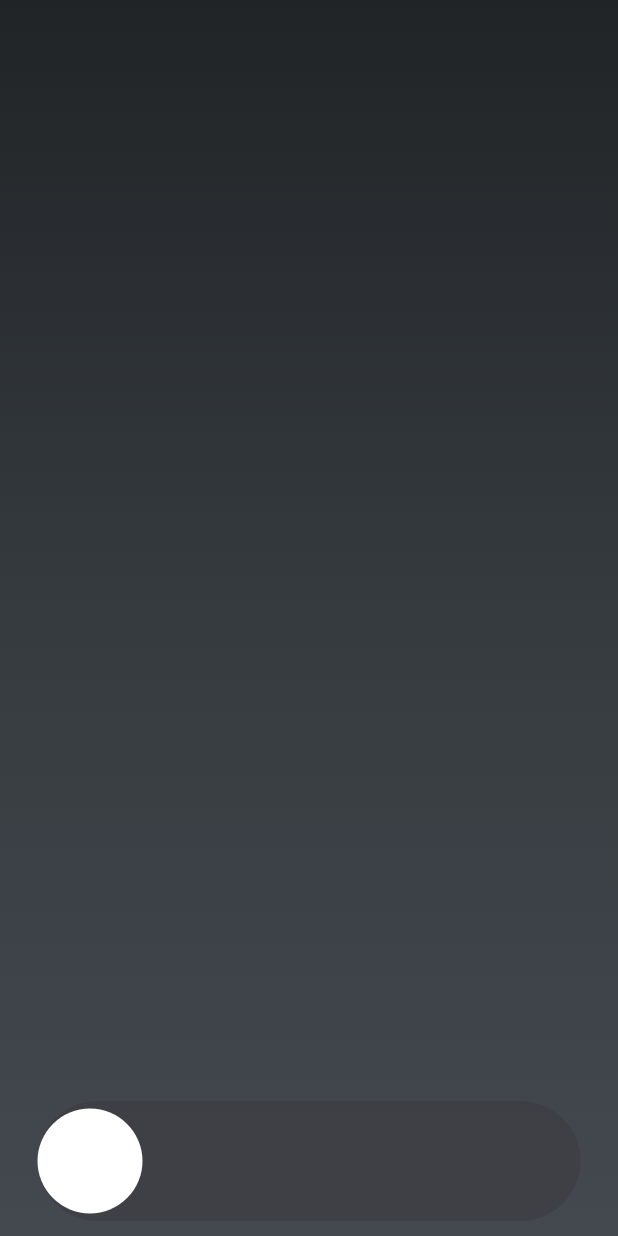
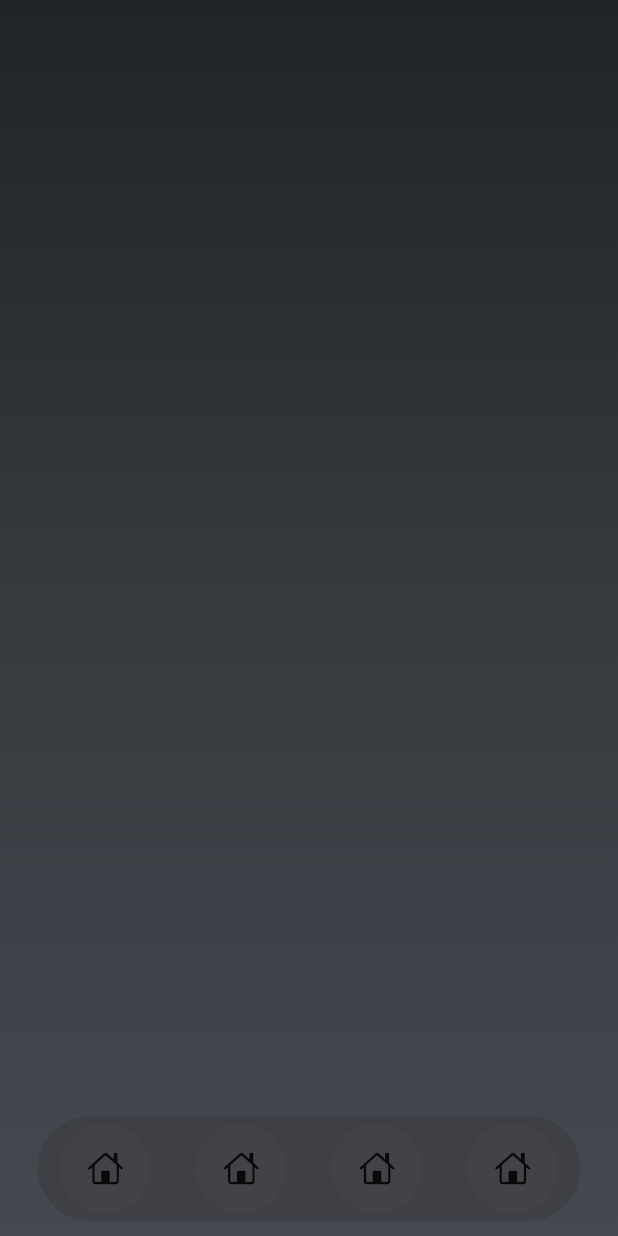
Before and after one commit to melisks/voyager, a Flutter app: the Home screen opened by its route, on a phone screen of 412 x 824 dp. Run offline on Flutter 3.47's test engine with Material 3 defaults, Android fonts, the phone set to English and light mode, and no system bars.

Commit message:
text color

```diff
--- a/voyager/lib/theme/color_pallete.dart
+++ b/voyager/lib/theme/color_pallete.dart
@@ -2,7 +2,7 @@ import 'package:flutter/material.dart';
 
 class AppColor {
   static Color ckbackground = Color(0xFF17181c);
-  static Color ckdarkgrey = Color(0xFF);
+  static Color ckdarkgrey = Color(0xFF444549);
   static Color ckgrey = Color(0xFF3a393d);
   static Color ckwhite = Color(0xFFffffff);
   static Color ckcontainer = Color(0xFF2a2a2e);
--- /dev/null
+++ b/voyager/lib/widgets/circuilar_icon_button.dart
@@ -0,0 +1,28 @@
+import 'package:flutter/cupertino.dart';
+import 'package:flutter/material.dart';
+import 'package:voyager/theme/color_pallete.dart';
+
+class CircularIconButton extends StatelessWidget {
+  final bool isSelected;
+  const CircularIconButton({
+    this.isSelected = false,
+    super.key,
+  });
+
+  @override
+  Widget build(BuildContext context) {
+    return Container(
+      height: 60,
+      width: 60,
+      decoration: BoxDecoration(
+        color: isSelected
+            ? AppColor.ckwhite
+            : AppColor.ckdarkgrey.withOpacity(0.5),
+        borderRadius: BorderRadius.circular(30),
+      ),
+      child: Center(
+        child: Icon(CupertinoIcons.home),
+      ),
+    );
+  }
+}
--- a/voyager/lib/widgets/mybottomnav.dart
+++ b/voyager/lib/widgets/mybottomnav.dart
@@ -1,5 +1,6 @@
 import 'package:flutter/material.dart';
 import 'package:voyager/theme/color_pallete.dart';
+import 'package:voyager/widgets/circuilar_icon_button.dart';
 
 class MyBottomNavigationBar extends StatefulWidget {
   const MyBottomNavigationBar({super.key});
@@ -12,21 +13,18 @@ class _MyBottomNavigationBarState extends State<MyBottomNavigationBar> {
   @override
   Widget build(BuildContext context) {
     return Container(
-      height: 80,
+      height: 70,
       margin: EdgeInsets.symmetric(horizontal: 25, vertical: 10),
       decoration: BoxDecoration(
           color: AppColor.ckgrey.withOpacity(0.5),
-          borderRadius: BorderRadius.circular(50)),
+          borderRadius: BorderRadius.circular(35)),
       child: Row(
+        mainAxisAlignment: MainAxisAlignment.spaceAround,
         children: [
-          Container(
-            height: 70,
-            width: 70,
-            decoration: BoxDecoration(
-              color: AppColor.ckwhite,
-              borderRadius: BorderRadius.circular(35),
-            ),
-          )
+          CircularIconButton(),
+          CircularIconButton(),
+          CircularIconButton(),
+          CircularIconButton(),
         ],
       ),
     );
```
Also changed, not shown: voyager/lib/theme/theme.dart (+18 -2 lines).
